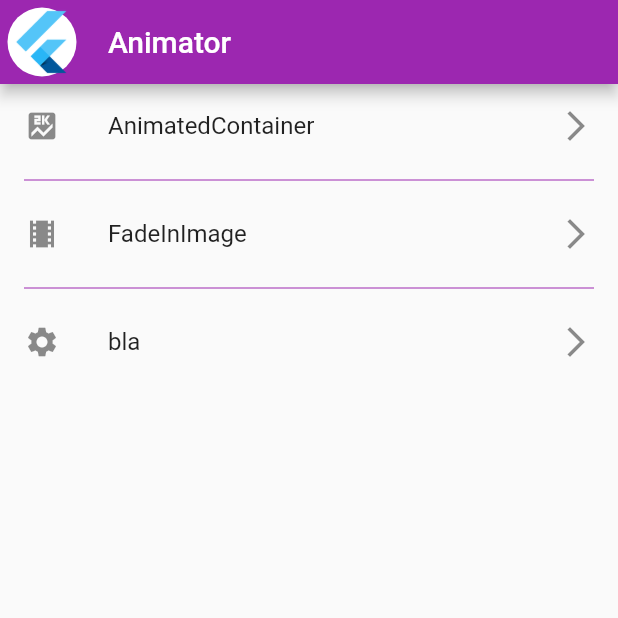
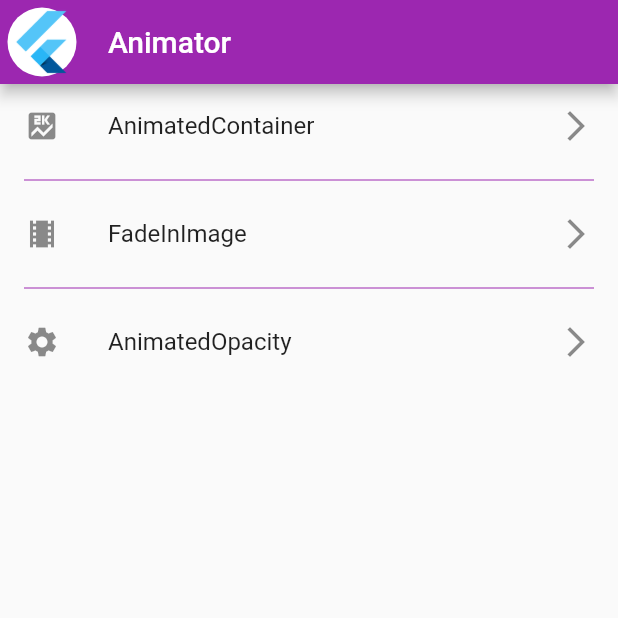
Before and after one commit to YannMancel/animator, a Flutter app: the screen it shows after launch, on a phone screen of 412 x 824 dp, the top half of it. Run offline on Flutter 3.47's test engine with Material 2 defaults, Android fonts, the phone set to English and light mode, and no system bars.

Commit message:
Add animated_opacity.dart

```diff
--- a/lib/data_layer/data.dart
+++ b/lib/data_layer/data.dart
@@ -1,5 +1,6 @@
 import 'package:animator/data_layer/section.dart';
 import 'package:animator/ui_layer/animations/animated_container.dart';
+import 'package:animator/ui_layer/animations/animated_opacity.dart';
 import 'package:animator/ui_layer/animations/fade_in_image.dart';
 import 'package:flutter/material.dart';
 
@@ -14,7 +15,10 @@ final animations = <Section>[
       title: "FadeInImage",
       icon: Icons.local_movies,
       destination: FadeInImageWidget()),
-  Section(title: "bla", icon: Icons.settings, destination: Container(color: Colors.green))
+  Section(
+      title: "AnimatedOpacity",
+      icon: Icons.settings,
+      destination: AnimatedOpacityWidget())
 ];
 
 // -- Images --
```
Also changed, not shown: lib/ui_layer/animations/animated_opacity.dart (added, +31 -0 lines).
